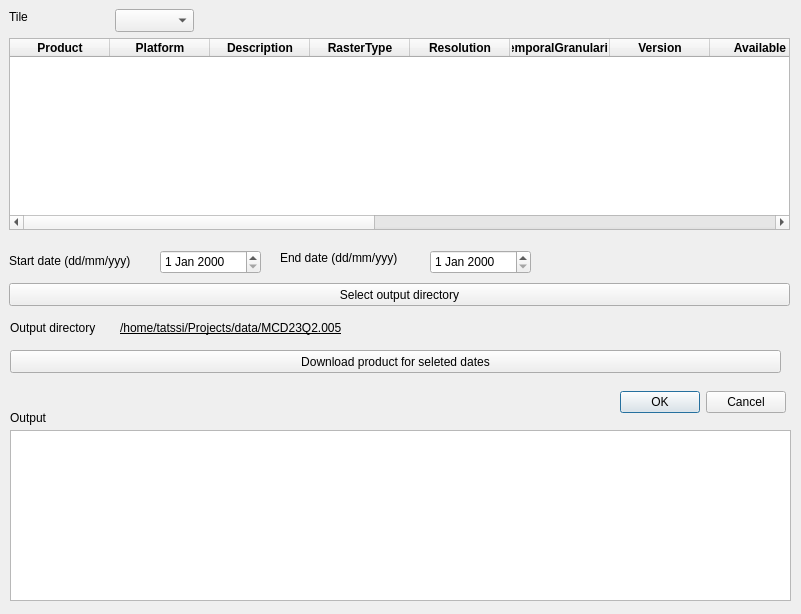
Before: the Qt Designer form TATSSI/UI/downloaders_ui.ui in GerardoLopez/TATSSI, drawn with Qt 5.
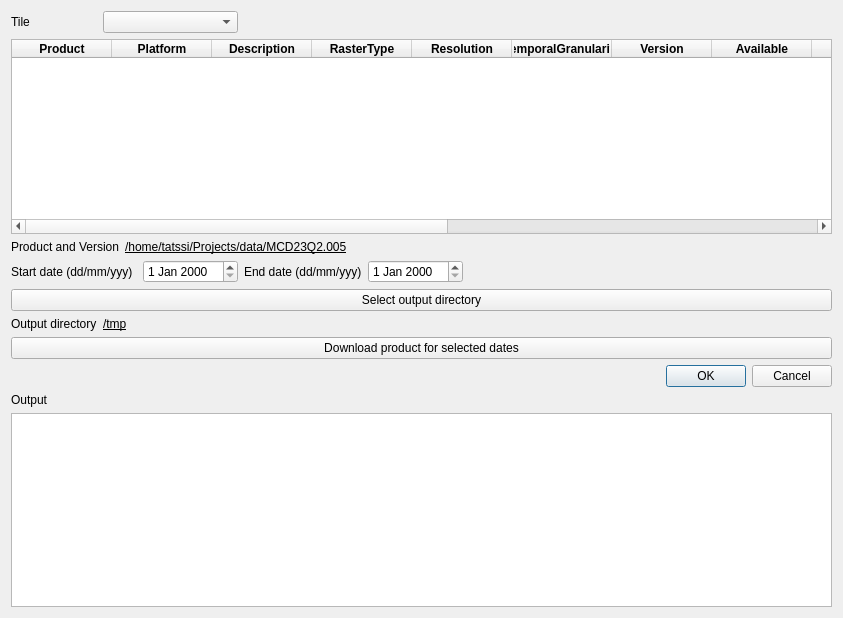
After: the same form once the commit is applied.

```diff
--- a/TATSSI/UI/downloaders_ui.ui
+++ b/TATSSI/UI/downloaders_ui.ui
@@ -6,21 +6,117 @@
    <rect>
     <x>0</x>
     <y>0</y>
-    <width>801</width>
-    <height>614</height>
+    <width>843</width>
+    <height>618</height>
    </rect>
   </property>
   <property name="windowTitle">
    <string>Downloaders</string>
   </property>
-  <widget class="QTableWidget" name="products">
-   <property name="geometry">
-    <rect>
-     <x>9</x>
-     <y>38</y>
-     <width>781</width>
-     <height>192</height>
-    </rect>
+  <layout class="QGridLayout" name="gridLayout">
+   <item row="6" column="0">
+    <widget class="QLabel" name="label_4">
+     <property name="text">
+      <string>Output directory</string>
+     </property>
+    </widget>
+   </item>
+   <item row="0" column="1" colspan="3">
+    <widget class="QComboBox" name="tiles"/>
+   </item>
+   <item row="9" column="0" colspan="3">
+    <widget class="QLabel" name="label_5">
+     <property name="text">
+      <string>Output</string>
+     </property>
+    </widget>
+   </item>
+   <item row="7" column="0" colspan="7">
+    <widget class="QPushButton" name="pbDownload">
+     <property name="text">
+      <string>Download product for selected dates</string>
+     </property>
+    </widget>
+   </item>
+   <item row="8" column="6">
+    <widget class="QDialogButtonBox" name="buttonBox">
+     <property name="orientation">
+      <enum>Qt::Horizontal</enum>
+     </property>
+     <property name="standardButtons">
+      <set>QDialogButtonBox::Cancel|QDialogButtonBox::Ok</set>
+     </property>
+    </widget>
+   </item>
+   <item row="4" column="4">
+    <widget class="QLabel" name="label_3">
+     <property name="text">
+      <string>End date (dd/mm/yyy)</string>
+     </property>
+    </widget>
+   </item>
+   <item row="0" column="0">
+    <widget class="QLabel" name="label">
+     <property name="text">
+      <string>Tile</string>
+     </property>
+    </widget>
+   </item>
+   <item row="4" column="0" colspan="3">
+    <widget class="QLabel" name="label_2">
+     <property name="text">
+      <string>Start date (dd/mm/yyy)</string>
+     </property>
+    </widget>
+   </item>
+   <item row="2" column="0" colspan="2">
+    <widget class="QLabel" name="label_1">
+     <property name="text">
+      <string>Product and Version</string>
+     </property>
+    </widget>
+   </item>
+   <item row="4" column="5">
+    <widget class="QDateEdit" name="end_date"/>
+   </item>
+   <item row="2" column="2" colspan="5">
+    <widget class="QLabel" name="lblProductVersion">
+     <property name="font">
+      <font>
+       <underline>true</underline>
+      </font>
+     </property>
+     <property name="text">
+      <string>/home/tatssi/Projects/data/MCD23Q2.005</string>
+     </property>
+    </widget>
+   </item>
+   <item row="5" column="0" colspan="7">
+    <widget class="QPushButton" name="pbOutputDirectory">
+     <property name="text">
+      <string>Select output directory</string>
+     </property>
+    </widget>
+   </item>
+   <item row="4" column="3">
+    <widget class="QDateEdit" name="start_date"/>
+   </item>
+   <item row="6" column="1" colspan="6">
+    <widget class="QLabel" name="lblOutputDirectory">
+     <property name="font">
+      <font>
+       <underline>true</underline>
+      </font>
+     </property>
+     <property name="text">
+      <string>/tmp</string>
+     </property>
+    </widget>
+   </item>
+   <item row="1" column="0" colspan="7">
+    <widget class="QTableWidget" name="tvProducts">
+     <property name="selectionBehavior">
+      <enum>QAbstractItemView::SelectRows</enum>
    </property>
    <column>
     <property name="text">
@@ -188,177 +284,11 @@
     </property>
    </column>
   </widget>
-  <widget class="QComboBox" name="tiles">
-   <property name="geometry">
-    <rect>
-     <x>115</x>
-     <y>9</y>
-     <width>79</width>
-     <height>23</height>
-    </rect>
-   </property>
-  </widget>
-  <widget class="QDateEdit" name="start_date">
-   <property name="geometry">
-    <rect>
-     <x>160</x>
-     <y>250</y>
-     <width>101</width>
-     <height>24</height>
-    </rect>
-   </property>
-  </widget>
-  <widget class="QDateEdit" name="end_date">
-   <property name="geometry">
-    <rect>
-     <x>430</x>
-     <y>250</y>
-     <width>101</width>
-     <height>24</height>
-    </rect>
-   </property>
-  </widget>
-  <widget class="QLabel" name="label">
-   <property name="geometry">
-    <rect>
-     <x>9</x>
-     <y>9</y>
-     <width>22</width>
-     <height>16</height>
-    </rect>
-   </property>
-   <property name="text">
-    <string>Tile</string>
-   </property>
-  </widget>
-  <widget class="QLabel" name="label_2">
-   <property name="geometry">
-    <rect>
-     <x>9</x>
-     <y>253</y>
-     <width>142</width>
-     <height>16</height>
-    </rect>
-   </property>
-   <property name="text">
-    <string>Start date (dd/mm/yyy)</string>
-   </property>
-  </widget>
-  <widget class="QLabel" name="label_3">
-   <property name="geometry">
-    <rect>
-     <x>280</x>
-     <y>250</y>
-     <width>135</width>
-     <height>16</height>
-    </rect>
-   </property>
-   <property name="text">
-    <string>End date (dd/mm/yyy)</string>
-   </property>
-  </widget>
-  <widget class="QPushButton" name="pushButton">
-   <property name="geometry">
-    <rect>
-     <x>9</x>
-     <y>283</y>
-     <width>781</width>
-     <height>23</height>
-    </rect>
-   </property>
-   <property name="text">
-    <string>Select output directory</string>
-   </property>
-  </widget>
-  <widget class="QPushButton" name="pushButton_2">
-   <property name="geometry">
-    <rect>
-     <x>10</x>
-     <y>350</y>
-     <width>771</width>
-     <height>23</height>
-    </rect>
-   </property>
-   <property name="text">
-    <string>Download product for seleted dates</string>
-   </property>
-  </widget>
-  <widget class="QLabel" name="label_4">
-   <property name="geometry">
-    <rect>
-     <x>10</x>
-     <y>320</y>
-     <width>100</width>
-     <height>16</height>
-    </rect>
-   </property>
-   <property name="text">
-    <string>Output directory</string>
-   </property>
-  </widget>
-  <widget class="QLabel" name="output_directory">
-   <property name="geometry">
-    <rect>
-     <x>120</x>
-     <y>320</y>
-     <width>249</width>
-     <height>16</height>
-    </rect>
-   </property>
-   <property name="font">
-    <font>
-     <underline>true</underline>
-    </font>
-   </property>
-   <property name="text">
-    <string>/home/tatssi/Projects/data/MCD23Q2.005</string>
-   </property>
-  </widget>
-  <widget class="QTextEdit" name="txtLogDownloaders">
-   <property name="geometry">
-    <rect>
-     <x>10</x>
-     <y>430</y>
-     <width>781</width>
-     <height>171</height>
-    </rect>
-   </property>
-   <property name="sizePolicy">
-    <sizepolicy hsizetype="Maximum" vsizetype="Expanding">
-     <horstretch>0</horstretch>
-     <verstretch>0</verstretch>
-    </sizepolicy>
-   </property>
-  </widget>
-  <widget class="QDialogButtonBox" name="buttonBox">
-   <property name="geometry">
-    <rect>
-     <x>620</x>
-     <y>390</y>
-     <width>166</width>
-     <height>24</height>
-    </rect>
-   </property>
-   <property name="orientation">
-    <enum>Qt::Horizontal</enum>
-   </property>
-   <property name="standardButtons">
-    <set>QDialogButtonBox::Cancel|QDialogButtonBox::Ok</set>
-   </property>
-  </widget>
-  <widget class="QLabel" name="label_5">
-   <property name="geometry">
-    <rect>
-     <x>10</x>
-     <y>410</y>
-     <width>142</width>
-     <height>16</height>
-    </rect>
-   </property>
-   <property name="text">
-    <string>Output</string>
-   </property>
-  </widget>
+   </item>
+   <item row="10" column="0" colspan="7">
+    <widget class="QTextBrowser" name="tbLog"/>
+   </item>
+  </layout>
  </widget>
  <resources/>
  <connections>
```
Left out of the diff: 17 changed lines with no effect on the pictures. Lines whose indentation alone changed are shown as unchanged.
